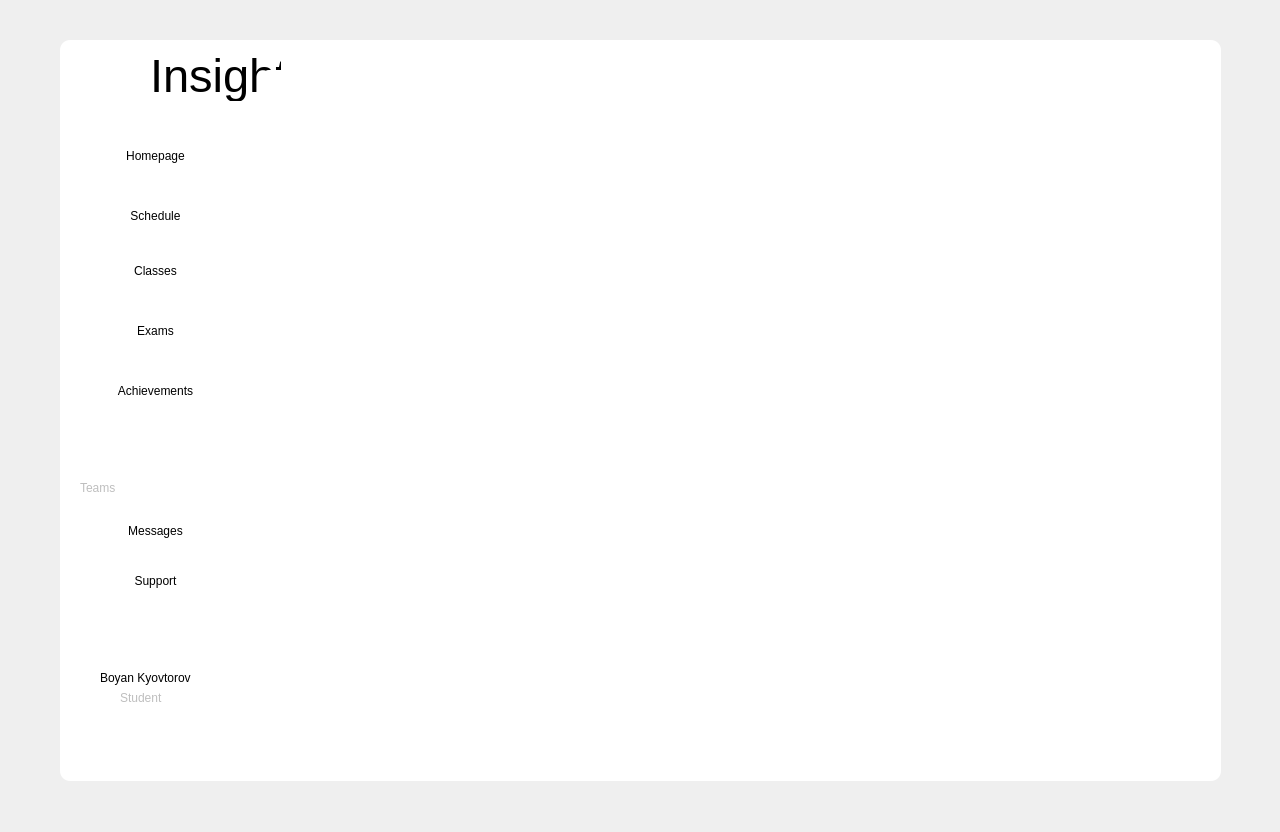
Above: mainwindow.ui from codingburgas/school-project-assignment-insight before the change. Below: the same form after it.
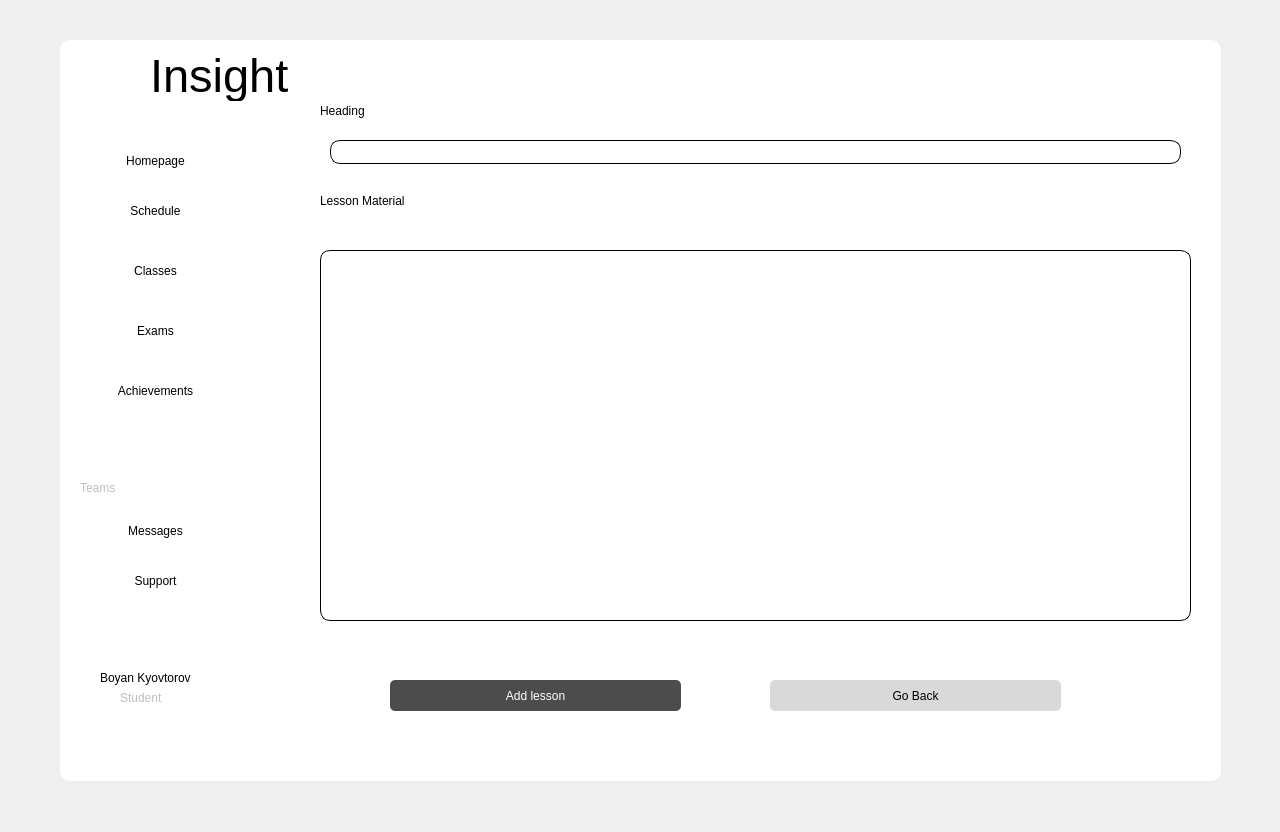
That is the form after the change. The open tabs and pages were chosen to show the change. Icons and pictures are not drawn.

Commit message: Display UI for every lesson

```diff
--- a/mainwindow.ui
+++ b/mainwindow.ui
@@ -46,7 +46,7 @@
      <rect>
       <x>90</x>
       <y>10</y>
-      <width>131</width>
+      <width>141</width>
       <height>51</height>
      </rect>
     </property>
@@ -85,7 +85,7 @@
     <property name="geometry">
      <rect>
       <x>10</x>
-      <y>155</y>
+      <y>150</y>
       <width>171</width>
       <height>41</height>
      </rect>
@@ -142,7 +142,7 @@
     <property name="geometry">
      <rect>
       <x>10</x>
-      <y>95</y>
+      <y>100</y>
       <width>171</width>
       <height>41</height>
      </rect>
@@ -506,10 +506,10 @@
    <widget class="QStackedWidget" name="Navbar">
     <property name="geometry">
      <rect>
-      <x>200</x>
-      <y>30</y>
-      <width>951</width>
-      <height>701</height>
+      <x>240</x>
+      <y>40</y>
+      <width>901</width>
+      <height>661</height>
      </rect>
     </property>
     <widget class="QWidget" name="HomePage"/>
@@ -3419,6 +3419,222 @@
       </widget>
      </widget>
     </widget>
+    <widget class="QWidget" name="Messages"/>
+    <widget class="QWidget" name="LessonOverview">
+     <widget class="QScrollArea" name="scrollArea">
+      <property name="geometry">
+       <rect>
+        <x>20</x>
+        <y>90</y>
+        <width>861</width>
+        <height>551</height>
+       </rect>
+      </property>
+      <property name="widgetResizable">
+       <bool>true</bool>
+      </property>
+      <widget class="QWidget" name="scrollAreaWidgetContents">
+       <property name="geometry">
+        <rect>
+         <x>0</x>
+         <y>0</y>
+         <width>861</width>
+         <height>551</height>
+        </rect>
+       </property>
+       <widget class="QTextBrowser" name="lesson_TB">
+        <property name="geometry">
+         <rect>
+          <x>0</x>
+          <y>10</y>
+          <width>861</width>
+          <height>551</height>
+         </rect>
+        </property>
+        <property name="styleSheet">
+         <string notr="true">color:black;
+font: 16pt &quot;Segoe UI&quot;;</string>
+        </property>
+       </widget>
+      </widget>
+     </widget>
+     <widget class="QLabel" name="heading_LA">
+      <property name="geometry">
+       <rect>
+        <x>0</x>
+        <y>10</y>
+        <width>861</width>
+        <height>71</height>
+       </rect>
+      </property>
+      <property name="styleSheet">
+       <string notr="true">QLabel
+{
+background-color:transparent;
+    qproperty-alignment: AlignCenter;
+color:black;
+	font: 16pt &quot;Segoe UI&quot;;
+
+}</string>
+      </property>
+      <property name="text">
+       <string/>
+      </property>
+     </widget>
+    </widget>
+    <widget class="QWidget" name="CreateLesson">
+     <widget class="QLineEdit" name="heading_LE">
+      <property name="geometry">
+       <rect>
+        <x>30</x>
+        <y>60</y>
+        <width>851</width>
+        <height>24</height>
+       </rect>
+      </property>
+      <property name="styleSheet">
+       <string notr="true">QLineEdit{
+border:1px solid black;
+color:black;
+background-color:transparent;
+font: 16pt &quot;Segoe UI&quot;;
+}</string>
+      </property>
+     </widget>
+     <widget class="QLabel" name="heading_reg_LA">
+      <property name="geometry">
+       <rect>
+        <x>20</x>
+        <y>10</y>
+        <width>141</width>
+        <height>41</height>
+       </rect>
+      </property>
+      <property name="styleSheet">
+       <string notr="true">QLabel
+{
+background-color:transparent;
+    qproperty-alignment: AlignCenter;
+color:black;
+	font: 16pt &quot;Segoe UI&quot;;
+
+}</string>
+      </property>
+      <property name="text">
+       <string>Heading</string>
+      </property>
+     </widget>
+     <widget class="QLabel" name="material_LA">
+      <property name="geometry">
+       <rect>
+        <x>20</x>
+        <y>100</y>
+        <width>181</width>
+        <height>41</height>
+       </rect>
+      </property>
+      <property name="styleSheet">
+       <string notr="true">QLabel
+{
+background-color:transparent;
+    qproperty-alignment: AlignCenter;
+color:black;
+	font: 16pt &quot;Segoe UI&quot;;
+
+}</string>
+      </property>
+      <property name="text">
+       <string>Lesson Material</string>
+      </property>
+     </widget>
+     <widget class="QScrollArea" name="scrollArea_2">
+      <property name="geometry">
+       <rect>
+        <x>10</x>
+        <y>150</y>
+        <width>891</width>
+        <height>401</height>
+       </rect>
+      </property>
+      <property name="widgetResizable">
+       <bool>true</bool>
+      </property>
+      <widget class="QWidget" name="scrollAreaWidgetContents_2">
+       <property name="geometry">
+        <rect>
+         <x>0</x>
+         <y>0</y>
+         <width>891</width>
+         <height>401</height>
+        </rect>
+       </property>
+       <widget class="QPlainTextEdit" name="material_PTE">
+        <property name="geometry">
+         <rect>
+          <x>10</x>
+          <y>20</y>
+          <width>871</width>
+          <height>371</height>
+         </rect>
+        </property>
+        <property name="styleSheet">
+         <string notr="true">QPlainTextEdit{
+border:1px solid black;
+color:black;
+background-color:transparent;
+	font: 16pt &quot;Segoe UI&quot;;
+}</string>
+        </property>
+       </widget>
+      </widget>
+     </widget>
+     <widget class="QPushButton" name="addLesson_PB">
+      <property name="geometry">
+       <rect>
+        <x>90</x>
+        <y>600</y>
+        <width>291</width>
+        <height>31</height>
+       </rect>
+      </property>
+      <property name="styleSheet">
+       <string notr="true">QPushButton{
+background-color:#4D4C4C;
+color:white;
+border-radius:5px;
+}</string>
+      </property>
+      <property name="text">
+       <string>Add lesson</string>
+      </property>
+     </widget>
+     <widget class="QPushButton" name="goBack_PB">
+      <property name="geometry">
+       <rect>
+        <x>470</x>
+        <y>600</y>
+        <width>291</width>
+        <height>31</height>
+       </rect>
+      </property>
+      <property name="styleSheet">
+       <string notr="true">QPushButton{
+background-color:#D9D9D9;
+color:black;
+border-radius:5px;
+}
+
+QPushButton:hover{
+background-color:#282828;
+color:white;
+border-radius:5px;
+}</string>
+      </property>
+      <property name="text">
+       <string>Go Back</string>
+      </property>
+     </widget>
+    </widget>
    </widget>
    <zorder>logOut_PB</zorder>
    <zorder>settings_PB</zorder>
```
Left out of the diff: 97 changed lines with no effect on the pictures. The commit also changes 6 other files.
